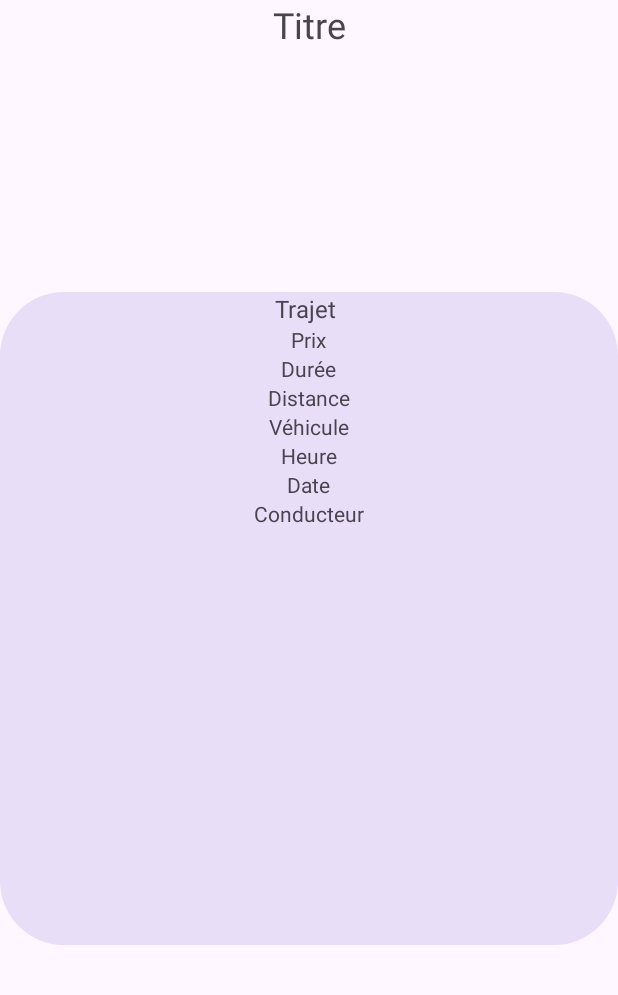
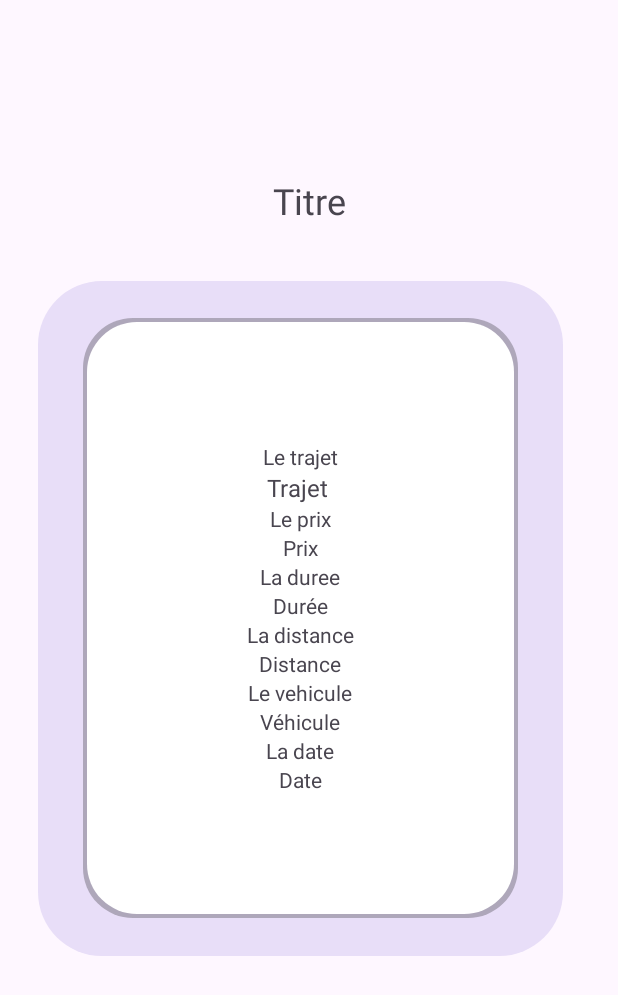
Before and after one commit to AimenDje/ApplicationCovoiturage, an Android app: the layout fragment_details_historique.xml on its own in the app's theme, with its tools: preview values and no code run, on a phone screen of 412 x 824 dp. Shown: the top 995 px of the screen. Run offline under Robolectric (Android 15) with nearby library versions, the phone set to English and light mode, and no system bars.

Commit message:
Résolution d'un bug de commit du fragments_details_historique.xml

```diff
--- a/app/src/main/res/layout/fragment_details_historique.xml
+++ b/app/src/main/res/layout/fragment_details_historique.xml
@@ -1,6 +1,5 @@
 <?xml version="1.0" encoding="utf-8"?>
-<androidx.constraintlayout.widget.ConstraintLayout
-    xmlns:android="http://schemas.android.com/apk/res/android"
+<androidx.constraintlayout.widget.ConstraintLayout xmlns:android="http://schemas.android.com/apk/res/android"
     xmlns:app="http://schemas.android.com/apk/res-auto"
     xmlns:tools="http://schemas.android.com/tools"
     android:id="@+id/detailsTrjLayout"
@@ -14,24 +13,61 @@
         android:id="@+id/titreDetailsTrajet"
         android:layout_width="wrap_content"
         android:layout_height="wrap_content"
+        android:layout_marginTop="80dp"
         android:text="Titre"
         android:textSize="24sp"
+        app:layout_constraintBottom_toTopOf="@+id/containerTrajet"
         app:layout_constraintEnd_toEndOf="parent"
         app:layout_constraintStart_toStartOf="parent"
-        tools:layout_editor_absoluteY="80dp" />
+        app:layout_constraintTop_toTopOf="parent" />
 
     <LinearLayout
         android:id="@+id/containerTrajet"
-        android:layout_width="0dp"
-        android:layout_height="435dp"
+        android:layout_width="350dp"
+        android:layout_height="450dp"
+        android:layout_marginHorizontal="25dp"
         android:background="@drawable/round_icon_background"
-        android:gravity="center_horizontal"
+        android:gravity="center|center_horizontal"
         android:orientation="vertical"
         app:layout_constraintBottom_toBottomOf="parent"
         app:layout_constraintEnd_toEndOf="parent"
         app:layout_constraintHorizontal_bias="0.0"
         app:layout_constraintStart_toStartOf="parent"
         app:layout_constraintTop_toTopOf="parent">
+
+        <LinearLayout
+            android:id="@+id/linearLayout_item_historique"
+            android:layout_width="match_parent"
+            android:layout_height="400dp"
+            android:layout_marginHorizontal="30dp"
+            android:background="@drawable/rounded_rectangle_blanc"
+            android:orientation="vertical"
+            android:visibility="visible"
+            app:layout_constraintTop_toTopOf="parent"
+            tools:ignore="MissingConstraints"
+            tools:layout_editor_absoluteX="25dp">
+
+            <LinearLayout
+                android:layout_width="match_parent"
+                android:layout_height="match_parent"
+                android:gravity="center"
+                android:orientation="horizontal">
+
+                <LinearLayout
+                    android:layout_width="match_parent"
+                    android:layout_height="match_parent"
+                    android:layout_marginVertical="20dp"
+                    android:layout_marginLeft="15dp"
+                    android:layout_marginRight="15dp"
+                    android:layout_weight="1"
+                    android:gravity="center"
+                    android:orientation="vertical">
+
+                    <TextView
+                        android:id="@+id/textViewTrajet"
+                        android:layout_width="wrap_content"
+                        android:layout_height="wrap_content"
+                        android:text="Le trajet" />
 
                     <TextView
                         android:id="@+id/itineraireTrajet"
@@ -46,6 +82,12 @@
                         app:layout_constraintVertical_bias="0.016" />
 
                     <TextView
+                        android:id="@+id/textViewPrix"
+                        android:layout_width="wrap_content"
+                        android:layout_height="wrap_content"
+                        android:text="Le prix" />
+
+                    <TextView
                         android:id="@+id/prixTrajet"
                         android:layout_width="wrap_content"
                         android:layout_height="wrap_content"
@@ -54,6 +96,12 @@
                         app:layout_constraintStart_toStartOf="parent"
                         tools:ignore="MissingConstraints"
                         tools:layout_editor_absoluteY="49dp" />
+
+                    <TextView
+                        android:id="@+id/textViewDuree"
+                        android:layout_width="wrap_content"
+                        android:layout_height="wrap_content"
+                        android:text="La duree" />
 
                     <TextView
                         android:id="@+id/dureeTrajet"
@@ -65,6 +113,12 @@
                         tools:layout_editor_absoluteY="84dp" />
 
                     <TextView
+                        android:id="@+id/textViewDistance"
+                        android:layout_width="wrap_content"
+                        android:layout_height="wrap_content"
+                        android:text="La distance" />
+
+                    <TextView
                         android:id="@+id/distanceTrajet"
                         android:layout_width="wrap_content"
                         android:layout_height="wrap_content"
@@ -72,6 +126,12 @@
                         tools:ignore="MissingConstraints"
                         tools:layout_editor_absoluteX="150dp"
                         tools:layout_editor_absoluteY="84dp" />
+
+                    <TextView
+                        android:id="@+id/textViewVehicule"
+                        android:layout_width="wrap_content"
+                        android:layout_height="wrap_content"
+                        android:text="Le vehicule" />
 
                     <TextView
                         android:id="@+id/vehiculeType"
@@ -84,14 +144,10 @@
                         tools:layout_editor_absoluteY="146dp" />
 
                     <TextView
-            android:id="@+id/heureDemande"
+                        android:id="@+id/textViewDate"
                         android:layout_width="wrap_content"
                         android:layout_height="wrap_content"
-            android:text="Heure"
-            app:layout_constraintEnd_toEndOf="parent"
-            app:layout_constraintStart_toStartOf="parent"
-            tools:ignore="MissingConstraints"
-            tools:layout_editor_absoluteY="196dp" />
+                        android:text="La date" />
 
                     <TextView
                         android:id="@+id/dateDemande"
@@ -104,14 +160,30 @@
                         tools:ignore="MissingConstraints"
                         tools:layout_editor_absoluteY="253dp" />
 
-        <TextView
-            android:id="@+id/conducteur"
+                </LinearLayout>
+
+            </LinearLayout>
+        </LinearLayout>
+
+
+    </LinearLayout>
+
+    <LinearLayout
+        android:id="@+id/loadingPanel_detailsHistorique"
+        android:layout_width="match_parent"
+        android:layout_height="match_parent"
+        android:background="@drawable/rounded_rectangle_blanc"
+        android:gravity="center_horizontal|center_vertical"
+        android:orientation="horizontal"
+        android:visibility="gone">
+
+        <ProgressBar
+            android:id="@+id/progressBar_loading_detailsHistorique"
+            style="?android:attr/progressBarStyle"
             android:layout_width="wrap_content"
             android:layout_height="wrap_content"
-            android:text="Conducteur"
-            tools:ignore="MissingConstraints"
-            tools:layout_editor_absoluteX="1dp"
-            tools:layout_editor_absoluteY="309dp" />
+            android:indeterminateTint="@color/purple_200" />
     </LinearLayout>
 
+
 </androidx.constraintlayout.widget.ConstraintLayout>
```
Lines whose indentation alone changed are shown as unchanged.
